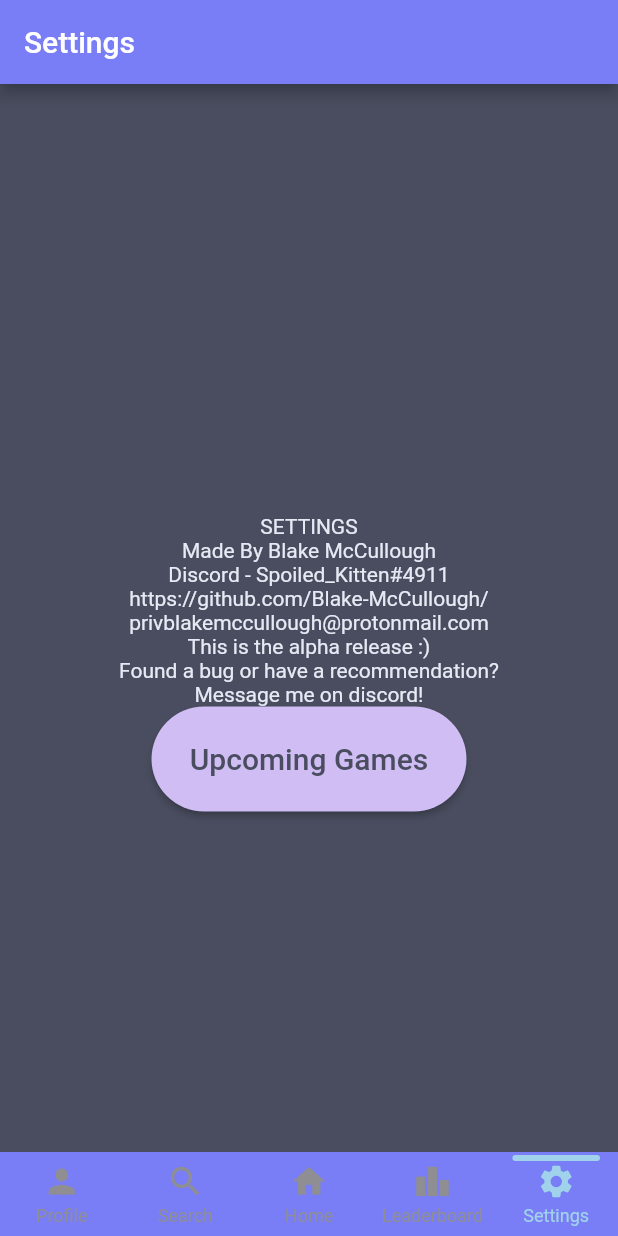
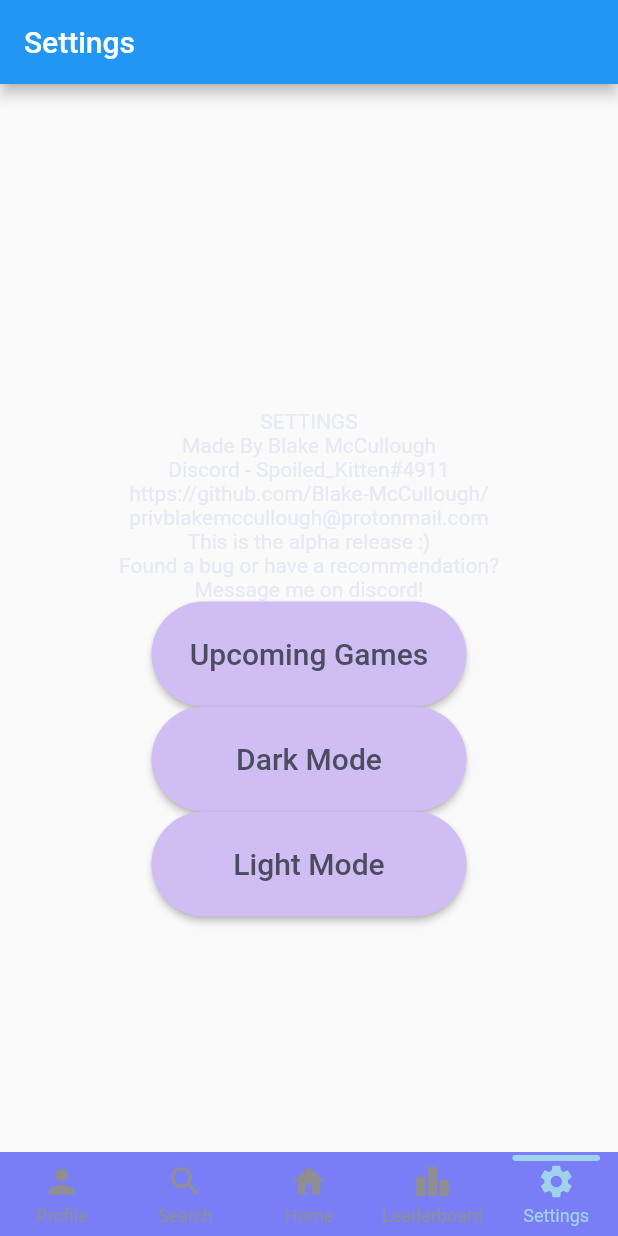
Before and after one commit to Blake-McCullough/VRML-APP, a Flutter app: the screen it shows after launch, item 5 of the bottom bar chosen, on a phone screen of 412 x 824 dp. Run offline on Flutter 3.47's test engine with Material 2 defaults, Android fonts, the phone set to English and light mode, and no system bars; drawn by our look-alikes of persistent_bottom_nav_bar; our stand-ins replace flutter_local_notifications, flutter_native_timezone, timezone, wheel_chooser; missing offline and left inert: flutter_material_pickers, flutter_web_auth, vertical_picker; accounts and stored records are empty.

```diff
--- a/lib/leaderboard/leaderboardresult.dart
+++ b/lib/leaderboard/leaderboardresult.dart
@@ -1,7 +1,7 @@
 import 'dart:convert';
 
 import 'package:flutter/material.dart';
-
+import 'package:VRML_APP/loginpage.dart';
 import 'package:VRML_APP/globalvariables.dart';
 import 'package:VRML_APP/homescreen/homescreen.dart';
 import 'package:VRML_APP/leaderboard/leaderboardhttp.dart';
--- /dev/null
+++ b/lib/loginpage.dart
@@ -0,0 +1,141 @@
+import 'dart:convert';
+import 'dart:math';
+
+import 'package:VRML_APP/globalvariables.dart';
+import 'package:VRML_APP/main.dart';
+import 'package:VRML_APP/upcoming-games/upcominggameshttp.dart';
+
+import 'package:VRML_APP/homescreen/homescreen.dart';
+import 'package:flutter/material.dart';
+import 'package:flutter/services.dart';
+import 'package:flutter_web_auth/flutter_web_auth.dart';
+
+import 'package:flutter_local_notifications/flutter_local_notifications.dart';
+import 'package:http/http.dart' as http;
+import 'package:timezone/data/latest_all.dart' as tz;
+import 'package:timezone/timezone.dart' as tz;
+import 'package:flutter_native_timezone/flutter_native_timezone.dart';
+
+final host = 'https://vrmasterleague.com';
+var token;
+final _client = http.Client();
+var returnedresult;
+Codec<String, String> stringToBase64 = utf8.fuse(base64);
+var tokencode;
+String hashvalue = '';
+var code;
+var codeverifier;
+const _chars = 'AaBbCcDdEeFfGgHhIiJjKkLlMmNnOoPpQqRrSsTtUuVvWwXxYyZz1234567890';
+Random _rnd = Random();
+String getRandomString(int length) => String.fromCharCodes(Iterable.generate(
+    length, (_) => _chars.codeUnitAt(_rnd.nextInt(_chars.length))));
+
+class Login extends StatefulWidget {
+  @override
+  _LoginState createState() => _LoginState();
+}
+
+Codec<String, String> stringToBase64Url = utf8.fuse(base64);
+
+class _LoginState extends State<Login> {
+  String _status = 'Not-Signed-In';
+
+  @override
+  void initState() {
+    super.initState();
+  }
+
+  void authenticate() async {
+    final codeverifier = getRandomString(128);
+
+    print(codeverifier);
+
+    // ignore: unused_local_variable
+    final url =
+        'https://35.189.15.82/verifierencrypt?codeverifier=' + codeverifier;
+    print(url);
+
+    final callbackUrlScheme = 'foobar';
+
+    try {
+      final result = await FlutterWebAuth.authenticate(
+          url: url, callbackUrlScheme: callbackUrlScheme);
+      print(result);
+      code = result.substring(22);
+      print(code);
+      setState(() {
+        _status = 'Success!';
+
+        code = code;
+      });
+
+      final msg = jsonEncode({
+        "grant_type": "authorization_code",
+        "client_id": "06971b36-1de1-4607-87f0-1b915f4a03c3",
+        "redirect_uri": "https://35.189.15.82",
+        "code": code.toString(),
+        "code_verifier": codeverifier.toString(),
+      });
+      Map<String, String> headers = {'Content-Type': 'application/json'};
+      print(msg);
+      final daresponse = await _client.post(
+          Uri.parse('https://api.vrmasterleague.com/User/token/'),
+          headers: headers,
+          body: msg);
+
+      print(daresponse.body);
+      if (daresponse.statusCode == 200) {
+        Map<String, dynamic> parsedJsonToken = jsonDecode(daresponse.body);
+        token = parsedJsonToken['access_token'];
+        print(token);
+      }
+      getcurrentgamesnotification();
+      Navigator.pop(context, true);
+    } on PlatformException catch (e) {
+      setState(() {
+        _status = 'Got error: $e';
+      });
+    }
+  }
+
+  @override
+  Widget build(BuildContext context) {
+    return MaterialApp(
+      home: Scaffold(
+        appBar: AppBar(
+            title: Text('SignIn'),
+            automaticallyImplyLeading: false,
+            backgroundColor: appbarcolor),
+        backgroundColor: colourscheme,
+        body: Center(
+          child: Column(
+            mainAxisAlignment: MainAxisAlignment.center,
+            children: <Widget>[
+              Text(
+                'Status: $_status\n',
+                style: TextStyle(
+                  color: textcolour,
+                ),
+              ),
+              const SizedBox(height: 80),
+              ElevatedButton(
+                child: Text(
+                  'Sign In',
+                  style: TextStyle(color: buttontextcolour, fontSize: 20),
+                ),
+                style: ElevatedButton.styleFrom(
+                    primary: buttoncolour,
+                    fixedSize: const Size(210, 70),
+                    shape: RoundedRectangleBorder(
+                        borderRadius: BorderRadius.circular(50))),
+                onPressed: () {
+                  this.authenticate();
+                },
+              ),
+            ],
+          ),
+        ),
+      ),
+    );
+  }
+}
--- a/lib/main.dart
+++ b/lib/main.dart
@@ -2,11 +2,13 @@ import 'dart:convert';
 import 'dart:math';
 
 import 'package:VRML_APP/globalvariables.dart';
+import 'package:VRML_APP/leaderboard/leaderboard.dart';
 import 'package:VRML_APP/upcoming-games/upcominggameshttp.dart';
 
 import 'package:VRML_APP/homescreen/homescreen.dart';
 import 'package:flutter/material.dart';
 import 'package:flutter/services.dart';
+import 'package:flutter_material_pickers/main.dart';
 import 'package:flutter_web_auth/flutter_web_auth.dart';
 
 import 'package:flutter_local_notifications/flutter_local_notifications.dart';
@@ -14,11 +16,6 @@ import 'package:http/http.dart' as http;
 import 'package:timezone/data/latest_all.dart' as tz;
 import 'package:timezone/timezone.dart' as tz;
 import 'package:flutter_native_timezone/flutter_native_timezone.dart';
-
-final host = 'https://vrmasterleague.com';
-var token;
-final _client = http.Client();
-var returnedresult;
 
 FlutterLocalNotificationsPlugin flutterLocalNotificationsPlugin =
     FlutterLocalNotificationsPlugin();
@@ -42,129 +39,40 @@ Future<void> main() async {
   final String localTimeZone = await FlutterNativeTimezone.getLocalTimezone();
   tz.setLocalLocation(tz.getLocation(localTimeZone));
 
-  runApp(
-    MaterialApp(
-      home: PersistantBar(),
-    ),
-  );
+  runApp(MyApp());
 }
-
-Codec<String, String> stringToBase64 = utf8.fuse(base64);
-var tokencode;
-String hashvalue = '';
-var code;
-var codeverifier;
-const _chars = 'AaBbCcDdEeFfGgHhIiJjKkLlMmNnOoPpQqRrSsTtUuVvWwXxYyZz1234567890';
-Random _rnd = Random();
-String getRandomString(int length) => String.fromCharCodes(Iterable.generate(
-    length, (_) => _chars.codeUnitAt(_rnd.nextInt(_chars.length))));
 
 class MyApp extends StatefulWidget {
   @override
   _MyAppState createState() => _MyAppState();
+
+  /// ↓↓ ADDED
+  /// InheritedWidget style accessor to our State object.
+  static _MyAppState? of(BuildContext context) =>
+      context.findAncestorStateOfType<_MyAppState>();
 }
 
-Codec<String, String> stringToBase64Url = utf8.fuse(base64);
-
 class _MyAppState extends State<MyApp> {
-  String _status = 'Not-Signed-In';
-
-  @override
-  void initState() {
-    super.initState();
-  }
-
-  void authenticate() async {
-    final codeverifier = getRandomString(128);
-
-    print(codeverifier);
-
-    // ignore: unused_local_variable
-    final url =
-        'https://35.189.15.82/verifierencrypt?codeverifier=' + codeverifier;
-    print(url);
-
-    final callbackUrlScheme = 'foobar';
-
-    try {
-      final result = await FlutterWebAuth.authenticate(
-          url: url, callbackUrlScheme: callbackUrlScheme);
-      print(result);
-      code = result.substring(22);
-      print(code);
-      setState(() {
-        _status = 'Success!';
-
-        code = code;
-      });
-
-      final msg = jsonEncode({
-        "grant_type": "authorization_code",
-        "client_id": "06971b36-1de1-4607-87f0-1b915f4a03c3",
-        "redirect_uri": "https://35.189.15.82",
-        "code": code.toString(),
-        "code_verifier": codeverifier.toString(),
-      });
-      Map<String, String> headers = {'Content-Type': 'application/json'};
-      print(msg);
-      final daresponse = await _client.post(
-          Uri.parse('https://api.vrmasterleague.com/User/token/'),
-          headers: headers,
-          body: msg);
-
-      print(daresponse.body);
-      if (daresponse.statusCode == 200) {
-        Map<String, dynamic> parsedJsonToken = jsonDecode(daresponse.body);
-        token = parsedJsonToken['access_token'];
-        print(token);
-      }
-      getcurrentgamesnotification();
-      Navigator.pop(context, true);
-    } on PlatformException catch (e) {
-      setState(() {
-        _status = 'Got error: $e';
-      });
-    }
-  }
+  /// 1) our themeMode "state" field
+  ThemeMode _themeMode = ThemeMode.system;
 
   @override
   Widget build(BuildContext context) {
     return MaterialApp(
-      home: Scaffold(
-        appBar: AppBar(
-            title: Text('SignIn'),
-            automaticallyImplyLeading: false,
-            backgroundColor: appbarcolor),
-        backgroundColor: colourscheme,
-        body: Center(
-          child: Column(
-            mainAxisAlignment: MainAxisAlignment.center,
-            children: <Widget>[
-              Text(
-                'Status: $_status\n',
-                style: TextStyle(
-                  color: textcolour,
-                ),
-              ),
-              const SizedBox(height: 80),
-              ElevatedButton(
-                child: Text(
-                  'Sign In',
-                  style: TextStyle(color: buttontextcolour, fontSize: 20),
-                ),
-                style: ElevatedButton.styleFrom(
-                    primary: buttoncolour,
-                    fixedSize: const Size(210, 70),
-                    shape: RoundedRectangleBorder(
-                        borderRadius: BorderRadius.circular(50))),
-                onPressed: () {
-                  this.authenticate();
-                },
-              ),
-            ],
-          ),
-        ),
-      ),
+      title: 'Flutter Demo',
+      theme: ThemeData(),
+      darkTheme: ThemeData.dark(),
+      themeMode: _themeMode, // 2) ← ← ← use "state" field here //////////////
+      home: PersistantBar(),
     );
   }
+
+  /// 3) Call this to change theme from any context using "of" accessor
+  /// e.g.:
+  /// MyApp.of(context).changeTheme(ThemeMode.dark);
+  void changeTheme(ThemeMode themeMode) {
+    setState(() {
+      _themeMode = themeMode;
+    });
+  }
 }
--- a/lib/profile/profile.dart
+++ b/lib/profile/profile.dart
@@ -5,6 +5,7 @@ import 'package:flutter/material.dart';
 import 'package:vertical_picker/vertical_picker.dart';
 import 'package:VRML_APP/globalvariables.dart';
 import 'package:wheel_chooser/wheel_chooser.dart';
+import 'package:VRML_APP/loginpage.dart';
 
 String? teamname;
 final host = 'https://vrmasterleague.com';
@@ -174,7 +175,7 @@ class _ProfileState extends State<Profile> {
                         onPressed: () async {
                           final reLoadPage = await Navigator.push(
                             context,
-                            MaterialPageRoute(builder: (context) => MyApp()),
+                            MaterialPageRoute(builder: (context) => Login()),
                           );
                           if (reLoadPage == null) {
                             setState(() {
@@ -201,7 +202,7 @@ class _ProfileState extends State<Profile> {
             //  onPressed: () {
             //  Navigator.push(
             //  context,
-            //MaterialPageRoute(builder: (context) => MyApp()),
+            //MaterialPageRoute(builder: (context) => Login()),
             //);
             //}));
           } else {
--- a/lib/profile/userhttp.dart
+++ b/lib/profile/userhttp.dart
@@ -3,6 +3,7 @@ import 'dart:convert';
 import 'package:VRML_APP/main.dart';
 import 'package:VRML_APP/upcoming-games/upcominggameshttp.dart';
 import 'package:http/http.dart' as http;
+import 'package:VRML_APP/loginpage.dart';
 
 final _client = http.Client();
 
--- a/lib/search/player/playersearchresults.dart
+++ b/lib/search/player/playersearchresults.dart
@@ -3,6 +3,7 @@ import 'package:VRML_APP/search/player/playerhttp.dart';
 import 'package:VRML_APP/homescreen/homescreen.dart';
 
 import 'package:VRML_APP/globalvariables.dart';
+import 'package:VRML_APP/upcoming-games/upcominggames.dart';
 
 import 'package:flutter/material.dart';
 
--- a/lib/search/team/teamidresult.dart
+++ b/lib/search/team/teamidresult.dart
@@ -1,7 +1,7 @@
 import 'package:VRML_APP/main.dart';
 import 'package:VRML_APP/search/team/teamhttp.dart';
 import 'package:VRML_APP/globalvariables.dart';
-
+import 'package:VRML_APP/loginpage.dart';
 import 'teamplayerresult.dart';
 import 'package:flutter/material.dart';
 
--- a/lib/search/team/teamplayerresult.dart
+++ b/lib/search/team/teamplayerresult.dart
@@ -1,7 +1,7 @@
 import 'package:VRML_APP/main.dart';
 import 'package:VRML_APP/search/team/teamhttp.dart';
 import 'package:VRML_APP/globalvariables.dart';
-
+import 'package:VRML_APP/loginpage.dart';
 import 'package:flutter/material.dart';
 
 class TeamPlayerResults extends StatefulWidget {
--- a/lib/search/team/teamsearchresults.dart
+++ b/lib/search/team/teamsearchresults.dart
@@ -4,7 +4,7 @@ import 'package:VRML_APP/main.dart';
 import 'package:VRML_APP/search/team/teamhttp.dart';
 import 'package:VRML_APP/search/team/teamidresult.dart';
 import 'package:VRML_APP/globalvariables.dart';
-
+import 'package:VRML_APP/loginpage.dart';
 import 'package:flutter/material.dart';
 
 class TeamSearchResults extends StatefulWidget {
--- a/lib/settings/settings.dart
+++ b/lib/settings/settings.dart
@@ -1,3 +1,4 @@
+import 'package:VRML_APP/main.dart';
 import 'package:VRML_APP/upcoming-games/upcominggames.dart';
 import 'package:flutter/material.dart';
 
@@ -30,10 +31,9 @@ class _Settings extends State<Settings> {
   Widget build(BuildContext context) {
     return Scaffold(
       appBar: AppBar(
-          title: Text('Settings'),
-          automaticallyImplyLeading: false,
-          backgroundColor: appbarcolor),
-      backgroundColor: colourscheme,
+        title: Text('Settings'),
+        automaticallyImplyLeading: false,
+      ),
       body: Container(
         child: Center(
           child: Column(
@@ -106,6 +106,32 @@ class _Settings extends State<Settings> {
                       MaterialPageRoute(builder: (context) => UpcomingGames()),
                     );
                   }),
+              ElevatedButton(
+                  child: Text(
+                    'Dark Mode',
+                    style: TextStyle(color: buttontextcolour, fontSize: 20),
+                  ),
+                  style: ElevatedButton.styleFrom(
+                      primary: buttoncolour,
+                      fixedSize: const Size(210, 70),
+                      shape: RoundedRectangleBorder(
+                          borderRadius: BorderRadius.circular(50))),
+                  onPressed: () {
+                    MyApp.of(context)!.changeTheme(ThemeMode.dark);
+                  }),
+              ElevatedButton(
+                  child: Text(
+                    'Light Mode',
+                    style: TextStyle(color: buttontextcolour, fontSize: 20),
+                  ),
+                  style: ElevatedButton.styleFrom(
+                      primary: buttoncolour,
+                      fixedSize: const Size(210, 70),
+                      shape: RoundedRectangleBorder(
+                          borderRadius: BorderRadius.circular(50))),
+                  onPressed: () {
+                    MyApp.of(context)!.changeTheme(ThemeMode.light);
+                  }),
             ],
           ),
         ),
--- a/lib/upcoming-games/upcominggames.dart
+++ b/lib/upcoming-games/upcominggames.dart
@@ -1,5 +1,6 @@
 import 'dart:convert';
 
+import 'package:VRML_APP/loginpage.dart';
 import 'package:VRML_APP/main.dart';
 
 import 'package:VRML_APP/search/team/teamidresult.dart';
@@ -136,7 +137,7 @@ class _UpcomingGamesState extends State<UpcomingGames> {
                         onPressed: () async {
                           final reLoadPage = await Navigator.push(
                             context,
-                            MaterialPageRoute(builder: (context) => MyApp()),
+                            MaterialPageRoute(builder: (context) => Login()),
                           );
 
                           if (reLoadPage) {
@@ -160,7 +161,7 @@ class _UpcomingGamesState extends State<UpcomingGames> {
             //  onPressed: () {
             //  Navigator.push(
             //  context,
-            //MaterialPageRoute(builder: (context) => MyApp()),
+            //MaterialPageRoute(builder: (context) => Login()),
             //);
             //}));
           } else {
--- a/lib/upcoming-games/upcominggameshttp.dart
+++ b/lib/upcoming-games/upcominggameshttp.dart
@@ -1,6 +1,7 @@
 import 'dart:convert';
 import 'dart:core';
 
+import 'package:VRML_APP/loginpage.dart';
 import 'package:flutter_local_notifications/flutter_local_notifications.dart';
 import 'package:http/http.dart' as http;
 
--- a/pubspec.yaml
+++ b/pubspec.yaml
@@ -28,7 +28,8 @@ dependencies:
   flutter_material_pickers: ^3.1.2
   vertical_picker: ^0.0.1
   country_list_pick: ^1.0.1+5
-
+  provider: ^6.0.2
+  shared_preferences:
 
 
 dev_dependencies:
```
Also changed, not shown: lib/leaderboard/leaderboard.dart (+4 -4 lines), assets/icon/vrml.png, pubspec.lock, 21 other files.
